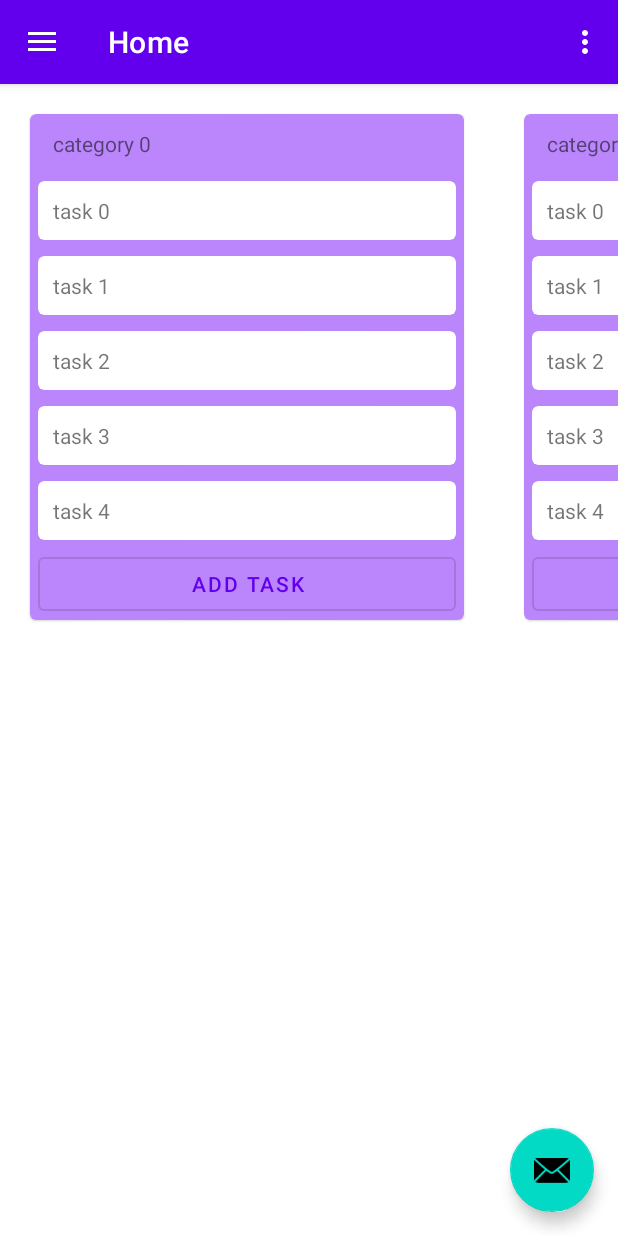
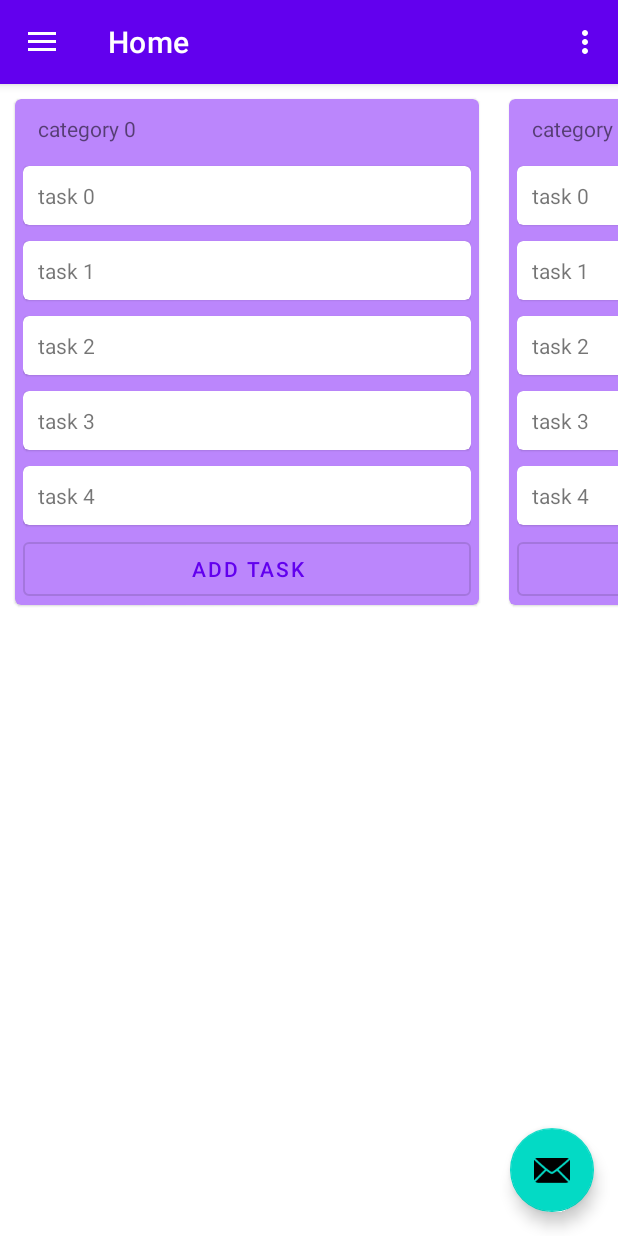
Before and after one commit to benhunter/mcso-ap-FinalProject-Accelerate, an Android app: the screen it shows after launch (MainActivity), on a phone screen of 412 x 824 dp. Run offline under Robolectric (Android 15) with nearby library versions, the phone set to English and light mode, and no system bars; our stand-ins replace navigation-ui.

Commit message:
Update task_list.xml

```diff
--- a/app/src/main/res/layout/task_list.xml
+++ b/app/src/main/res/layout/task_list.xml
@@ -2,13 +2,13 @@
 
 <androidx.appcompat.widget.LinearLayoutCompat xmlns:android="http://schemas.android.com/apk/res/android"
 
-    android:layout_height="wrap_content" android:layout_width="match_parent">
+    android:layout_width="match_parent"
+    android:layout_height="wrap_content">
 
     <com.google.android.material.card.MaterialCardView xmlns:app="http://schemas.android.com/apk/res-auto"
         android:layout_width="match_parent"
         android:layout_height="wrap_content"
-        android:layout_margin="20dp"
-        android:padding="50dp"
+        android:layout_margin="10dp"
         app:cardBackgroundColor="@color/purple_200">
 
         <androidx.appcompat.widget.LinearLayoutCompat
```
